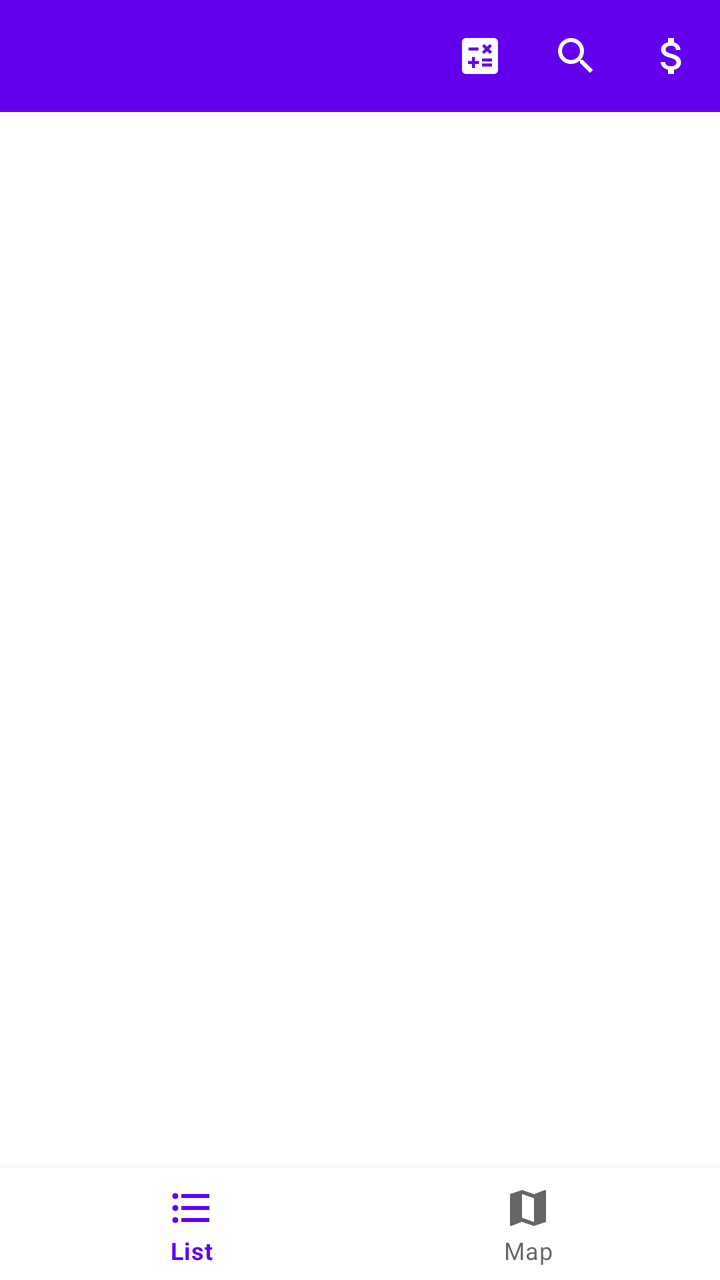
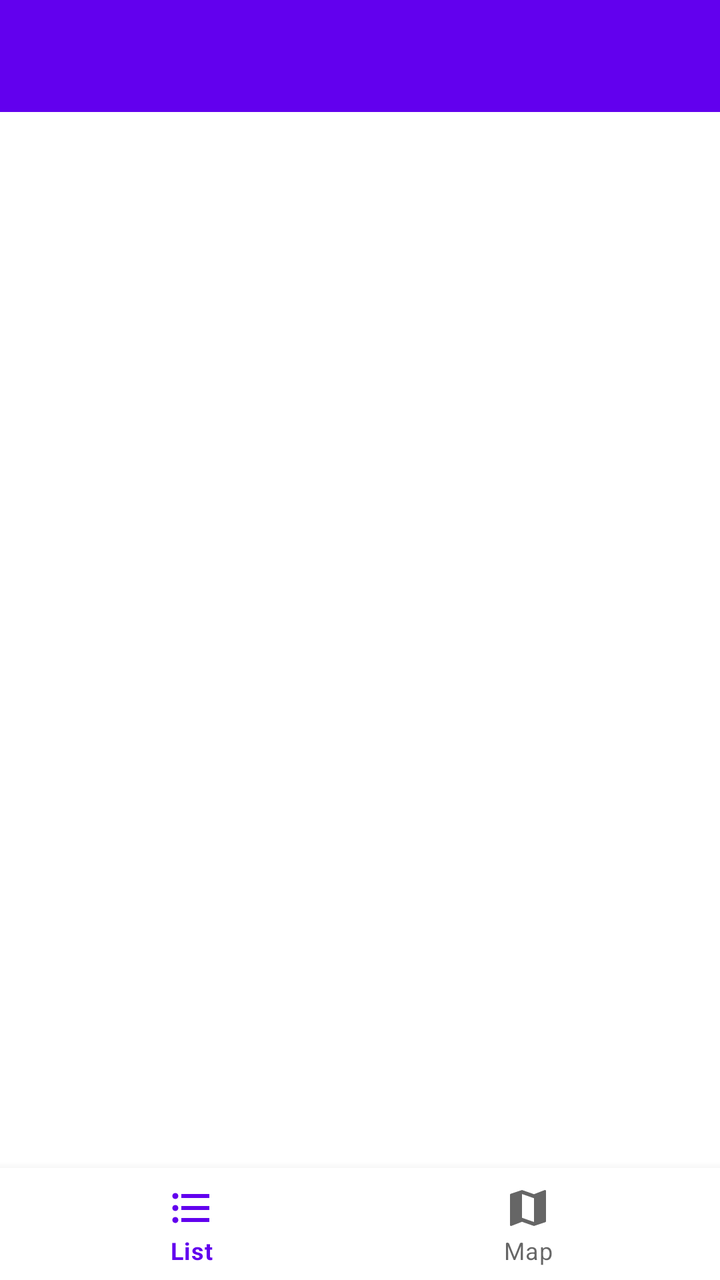

Screens rendered from an Android XML layout before and after an edit, with the pre-edit source and the edit as a unified diff.
<!-- AndroidManifest.xml: application theme Theme.RealEstateManager -->
<!-- res/layout/activity_main.xml -->
<?xml version="1.0" encoding="utf-8"?>
<androidx.constraintlayout.widget.ConstraintLayout xmlns:android="http://schemas.android.com/apk/res/android"
    xmlns:app="http://schemas.android.com/apk/res-auto"
    android:layout_width="match_parent"
    android:layout_height="match_parent">



        <androidx.appcompat.widget.Toolbar
            android:id="@+id/toolbar"
            android:layout_width="match_parent"
            android:layout_height="?android:attr/actionBarSize"
            android:background="@color/purple_500"
            app:layout_constraintEnd_toEndOf="parent"
            app:layout_constraintStart_toStartOf="parent"
            app:layout_constraintTop_toTopOf="parent"
            app:layout_constraintBottom_toTopOf="@id/main_container_list"
            app:menu="@menu/edit_property_menu" />

        <FrameLayout
            android:id="@+id/main_container_list"
            android:layout_width="match_parent"
            android:layout_height="0dp"
            app:layout_constraintBottom_toTopOf="@id/bottom_nav"
            app:layout_constraintEnd_toEndOf="parent"
            app:layout_constraintStart_toStartOf="parent"
            app:layout_constraintTop_toBottomOf="@id/toolbar" />


    <com.google.android.material.bottomnavigation.BottomNavigationView
        android:id="@+id/bottom_nav"
        android:layout_width="match_parent"
        android:layout_height="wrap_content"
        app:menu="@menu/bottom_navigation_menu"
        app:layout_constraintStart_toStartOf="parent"
        app:layout_constraintBottom_toBottomOf="parent"
        app:layout_constraintEnd_toEndOf="parent"/>


</androidx.constraintlayout.widget.ConstraintLayout>
<!-- resources referenced by this layout -->
<resources>
  <color name="purple_500">#FF6200EE</color>
  <style name="Theme.RealEstateManager" parent="Theme.MaterialComponents.DayNight.NoActionBar">
          
          <item name="colorPrimary">@color/purple_500</item>
          <item name="colorPrimaryVariant">@color/purple_700</item>
          <item name="colorOnPrimary">@color/white</item>
          
          <item name="colorSecondary">@color/teal_200</item>
          <item name="colorSecondaryVariant">@color/teal_700</item>
          <item name="colorOnSecondary">@color/black</item>
          
          <item name="android:statusBarColor" tools:targetApi="l">?attr/colorPrimaryVariant</item>
          
      </style>
  <color name="purple_700">#FF3700B3</color>
  <color name="white">#FFFFFFFF</color>
  <color name="teal_200">#FF03DAC5</color>
  <color name="teal_700">#FF018786</color>
  <color name="black">#FF000000</color>
</resources>

<!-- the commit's change to res/layout/activity_main.xml (unified diff, before → after) -->
@@ -14,8 +14,7 @@
             app:layout_constraintEnd_toEndOf="parent"
             app:layout_constraintStart_toStartOf="parent"
             app:layout_constraintTop_toTopOf="parent"
-            app:layout_constraintBottom_toTopOf="@id/main_container_list"
-            app:menu="@menu/edit_property_menu" />
+            app:layout_constraintBottom_toTopOf="@id/main_container_list" />
 
         <FrameLayout
             android:id="@+id/main_container_list"
